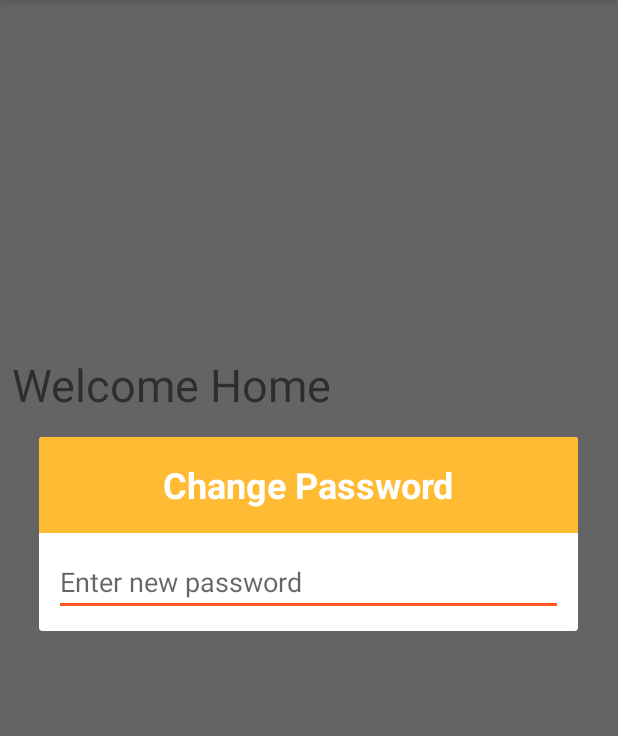
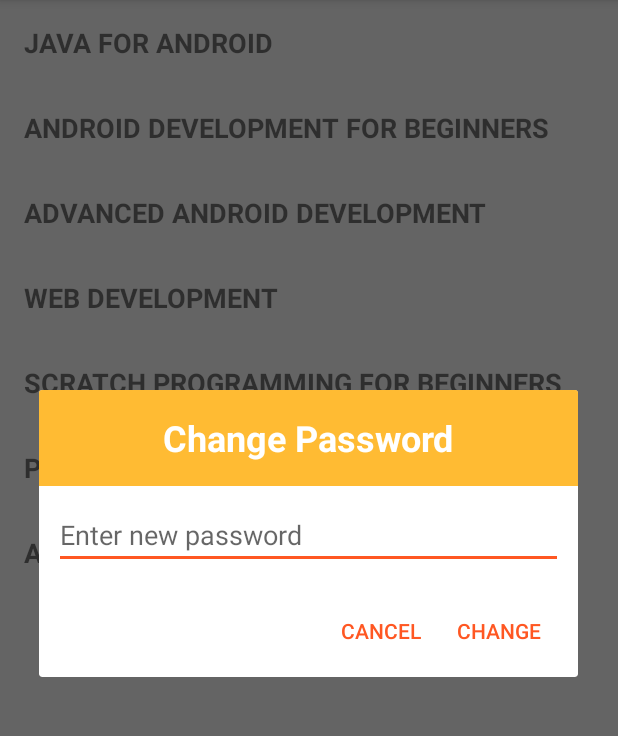
Before and after one commit to Mefitihe/OmniCoders, an Android app: the HomeActivity screen opened directly, with no data from a screen before it, in the options menu, after a tap on "Change Password", on a phone screen of 412 x 824 dp, the part 84-820 px from its top. Run offline under Robolectric (Android 15) with nearby library versions, the phone set to English and light mode, and no system bars.

Commit message:
RecyclerView added String Array added Toggle button added Signup layout added

```diff
--- a/app/build.gradle
+++ b/app/build.gradle
@@ -23,6 +23,7 @@ dependencies {
     implementation 'com.android.support:appcompat-v7:28.0.0'
 
     implementation "com.android.support:support-compat:28.0.0"
+    implementation 'com.android.support:recyclerview-v7:28.0.0'
 
     implementation 'com.android.support.constraint:constraint-layout:1.1.3'
     testImplementation 'junit:junit:4.12'
--- a/app/src/main/java/com/omnicoders/omnicoders/HomeActivity.java
+++ b/app/src/main/java/com/omnicoders/omnicoders/HomeActivity.java
@@ -5,19 +5,51 @@ import android.content.Intent;
 import android.os.Bundle;
 import android.support.v7.app.AlertDialog;
 import android.support.v7.app.AppCompatActivity;
+import android.support.v7.widget.LinearLayoutManager;
+import android.support.v7.widget.RecyclerView;
 import android.view.LayoutInflater;
 import android.view.Menu;
 import android.view.MenuInflater;
 import android.view.MenuItem;
 import android.view.View;
-import android.widget.Toast;
+
+import com.omnicoders.omnicoders.Utils.Utils;
 
 public class HomeActivity extends AppCompatActivity {
+
+    private RecyclerView recyclerView;
+    private RecyclerView.Adapter mAdapter;
+    private RecyclerView.LayoutManager layoutManager;
 
     @Override
     protected void onCreate(Bundle savedInstanceState) {
         super.onCreate(savedInstanceState);
+
+        //Called the theme before the layout view
+        Utils.onAppCompatActivityCreateSetTheme(this);
         setContentView(R.layout.activity_home);
+
+        //ArrayList
+
+        String[] myDataset = {"Java for Android", "Android development for beginners",
+                "Advanced Android Development", "Web Development",
+                "Scratch Programming for beginners", "Python for beginners", "Advanced Python"};
+
+
+        recyclerView = findViewById(R.id.rv);
+
+        // use this setting to improve performance if you know that changes
+        // in content do not change the layout size of the RecyclerView
+        recyclerView.setHasFixedSize(true);
+
+        // use a linear layout manager
+        layoutManager = new LinearLayoutManager(this);
+        recyclerView.setLayoutManager(layoutManager);
+
+        // specify an adapter (see also next example)
+        mAdapter = new MyAdapter(myDataset);
+        recyclerView.setAdapter(mAdapter);
+
     }
 
     @Override
@@ -48,7 +80,11 @@ public class HomeActivity extends AppCompatActivity {
 
             //Toast.makeText(getApplicationContext(), "ChangePass Selected", Toast.LENGTH_SHORT).show();
         } else if (id == R.id.theme) {
-            Toast.makeText(getApplicationContext(), "Theme Selected", Toast.LENGTH_SHORT).show();
+            //Call activity as Dialog
+            Intent theme = new Intent(HomeActivity.this, ThemeActivity.class);
+            startActivity(theme);
+
+            //Toast.makeText(getApplicationContext(), "Theme Selected", Toast.LENGTH_SHORT).show();
         } else if (id == R.id.logout) {
             Intent i = new Intent(getApplicationContext(), LoginActivity.class);
             startActivity(i);
@@ -68,23 +104,23 @@ public class HomeActivity extends AppCompatActivity {
         LayoutInflater inflater = this.getLayoutInflater();
         final View dialgogView = inflater.inflate(R.layout.activity_change_pass, null);
         builder.setView(dialgogView);
-        //3. Create alert dialog
-        final AlertDialog dialog = builder.create();
-        //4. add action buttons
+
+        //3. add action buttons
         builder.setPositiveButton(R.string.change, new DialogInterface.OnClickListener() {
             @Override
-            public void onClick(DialogInterface dialogInterface, int i) {
+            public void onClick(DialogInterface dialog, int whichButton) {
                 //TODO add some code here
             }
         });
 
         builder.setNegativeButton(R.string.cancel, new DialogInterface.OnClickListener() {
             @Override
-            public void onClick(DialogInterface dialogInterface, int i) {
+            public void onClick(DialogInterface dialog, int wichButton) {
                 dialog.dismiss();
             }
         });
-
+        //4. Create alert dialog
+        final AlertDialog dialog = builder.create();
         //5.show dialog
         dialog.show();
 
--- /dev/null
+++ b/app/src/main/java/com/omnicoders/omnicoders/MyAdapter.java
@@ -0,0 +1,57 @@
+package com.omnicoders.omnicoders;
+
+import android.support.v7.widget.RecyclerView;
+import android.view.LayoutInflater;
+import android.view.View;
+import android.view.ViewGroup;
+import android.widget.TextView;
+
+public class MyAdapter extends RecyclerView.Adapter<MyAdapter.MyViewHolder> {
+    private String[] mDataset;
+
+    // Provide a suitable constructor (depends on the kind of dataset)
+    public MyAdapter(String[] myDataset) {
+        mDataset = myDataset;
+    }
+
+    // Create new views (invoked by the layout manager)
+    @Override
+    public MyAdapter.MyViewHolder onCreateViewHolder(ViewGroup parent,
+                                                     int viewType) {
+        // create a new view
+        View view = LayoutInflater.from(parent.getContext())
+                .inflate(R.layout.single_item_view, parent, false);
+
+        MyViewHolder vh = new MyViewHolder(view);
+        return vh;
+    }
+
+    // Replace the contents of a view (invoked by the layout manager)
+    @Override
+    public void onBindViewHolder(MyViewHolder holder, int position) {
+        // - get element from your dataset at this position
+        // - replace the contents of the view with that element
+        holder.textView.setText(mDataset[position].toUpperCase());
+
+    }
+
+    // Return the size of your dataset (invoked by the layout manager)
+    @Override
+    public int getItemCount() {
+        return mDataset.length;
+    }
+
+    // Provide a reference to the views for each data item
+    // Complex data items may need more than one view per item, and
+    // you provide access to all the views for a data item in a view holder
+    public static class MyViewHolder extends RecyclerView.ViewHolder {
+        // each data item is just a string in this case
+        public TextView textView;
+
+        public MyViewHolder(View itemView) {
+            super(itemView);
+            //find textWidget by id
+            textView = itemView.findViewById(R.id.txt_view);
+        }
+    }
+}
--- /dev/null
+++ b/app/src/main/java/com/omnicoders/omnicoders/Utils/Utils.java
@@ -0,0 +1,50 @@
+package com.omnicoders.omnicoders.Utils;
+
+import android.content.Intent;
+import android.support.v7.app.AppCompatActivity;
+
+import com.omnicoders.omnicoders.R;
+
+public class Utils {
+
+    //Declares constants
+
+    public final static int THEME_DEFAULT = 0;
+    public final static int THEME_NIGHT = 1;
+    public final static int THEME_DAY = 2;
+    private static int mTheme;
+    /*
+     * Set the theme of the activity
+     */
+
+    public static void changeTheme(AppCompatActivity appCompatActivity, int theme) {
+        mTheme = theme;
+        appCompatActivity.finish();
+        appCompatActivity.startActivity(new Intent(appCompatActivity, appCompatActivity.getClass()));
+
+
+    }
+
+    /*
+     * Set the theme of the activity, according to the configuration
+     */
+
+    public static void onAppCompatActivityCreateSetTheme(AppCompatActivity appCompatActivity) {
+
+        switch (mTheme) {
+
+            default:
+            case THEME_DEFAULT:
+                appCompatActivity.setTheme(R.style.AppTheme);
+                break;
+
+            case THEME_NIGHT:
+                appCompatActivity.setTheme(R.style.DayNight);
+                break;
+
+            case THEME_DAY:
+                appCompatActivity.setTheme(R.style.DayLight);
+                break;
+        }
+    }
+}
--- a/app/src/main/res/drawable/ic_notifications.xml
+++ b/app/src/main/res/drawable/ic_notifications.xml
@@ -4,6 +4,6 @@
     android:viewportWidth="24.0"
     android:viewportHeight="24.0">
     <path
-        android:fillColor="#F44336"
+        android:fillColor="#FFF"
         android:pathData="M7.58,4.08L6.15,2.65C3.75,4.48 2.17,7.3 2.03,10.5h2c0.15,-2.65 1.51,-4.97 3.55,-6.42zM19.97,10.5h2c-0.15,-3.2 -1.73,-6.02 -4.12,-7.85l-1.42,1.43c2.02,1.45 3.39,3.77 3.54,6.42zM18,11c0,-3.07 -1.64,-5.64 -4.5,-6.32L13.5,4c0,-0.83 -0.67,-1.5 -1.5,-1.5s-1.5,0.67 -1.5,1.5v0.68C7.63,5.36 6,7.92 6,11v5l-2,2v1h16v-1l-2,-2v-5zM12,22c0.14,0 0.27,-0.01 0.4,-0.04 0.65,-0.14 1.18,-0.58 1.44,-1.18 0.1,-0.24 0.15,-0.5 0.15,-0.78h-4c0.01,1.1 0.9,2 2.01,2z" />
 </vector>
--- a/app/src/main/res/layout/activity_home.xml
+++ b/app/src/main/res/layout/activity_home.xml
@@ -1,25 +1,9 @@
 <?xml version="1.0" encoding="utf-8"?>
-<android.support.constraint.ConstraintLayout xmlns:android="http://schemas.android.com/apk/res/android"
-    xmlns:app="http://schemas.android.com/apk/res-auto"
-    xmlns:tools="http://schemas.android.com/tools"
+<android.support.v7.widget.RecyclerView xmlns:android="http://schemas.android.com/apk/res/android"
     android:layout_width="match_parent"
     android:layout_height="match_parent"
-    tools:context=".HomeActivity">
+    android:id="@+id/rv"
+    android:background="@android:drawable/list_selector_background">
 
 
-    <TextView
-        android:id="@+id/textView"
-        android:layout_width="0dp"
-        android:layout_height="wrap_content"
-        android:layout_marginStart="8dp"
-        android:layout_marginLeft="8dp"
-        android:layout_marginTop="236dp"
-        android:layout_marginEnd="8dp"
-        android:layout_marginRight="8dp"
-        android:text="Welcome Home"
-        android:textSize="30sp"
-        app:layout_constraintEnd_toEndOf="parent"
-        app:layout_constraintHorizontal_bias="1.0"
-        app:layout_constraintStart_toStartOf="parent"
-        app:layout_constraintTop_toTopOf="parent" />
-</android.support.constraint.ConstraintLayout>
+</android.support.v7.widget.RecyclerView>
--- /dev/null
+++ b/app/src/main/res/layout/single_item_view.xml
@@ -0,0 +1,16 @@
+<?xml version="1.0" encoding="utf-8"?>
+<LinearLayout xmlns:android="http://schemas.android.com/apk/res/android"
+    android:layout_width="match_parent"
+    android:layout_height="wrap_content"
+    android:orientation="vertical"
+    android:padding="16dp">
+
+    <TextView
+        android:id="@+id/txt_view"
+        android:layout_width="match_parent"
+        android:layout_height="wrap_content"
+        android:text="Single item view"
+        android:textSize="18sp"
+        android:textStyle="bold" />
+
+</LinearLayout>
--- a/app/src/main/res/values/colors.xml
+++ b/app/src/main/res/values/colors.xml
@@ -3,7 +3,7 @@
     <color name="colorPrimary">#FF5722</color>
     <color name="colorPrimaryDark">#B92E02</color>
     <color name="colorAccent">#FF5722</color>
-    <color name="colorRed">#FFFFBB33</color>
+    <color name="colorRed">#E91E63</color>
     <color name="colorWhite">#FFFFFF</color>
     <color name="colorYellow">#FFFFBB33</color>
 
--- a/app/src/main/res/values/styles.xml
+++ b/app/src/main/res/values/styles.xml
@@ -8,4 +8,16 @@
         <item name="colorAccent">@color/colorAccent</item>
     </style>
 
+    <!-- Daylight theme -->
+    <style name="DayLight" parent="Theme.AppCompat.DayNight">
+        <item name="android:textColor">#00FF00</item>
+
+    </style>
+
+    <!-- DayNight mode theme -->
+    <style name="DayNight" parent="Theme.AppCompat.DayNight">
+        <item name="android:textColor">#0000F0</item>
+
+    </style>
+
 </resources>
```
Also changed, not shown: app/src/main/AndroidManifest.xml (+6 -6 lines), app/src/main/java/com/omnicoders/omnicoders/LoginActivity.java (+10 -0 lines), app/src/main/java/com/omnicoders/omnicoders/SignupActivity.java (added, +13 -0 lines), app/src/main/java/com/omnicoders/omnicoders/ThemeActivity.java (added, +69 -0 lines), app/src/main/res/layout/activity_signup.xml (added, +81 -0 lines), app/src/main/res/layout/activity_theme.xml (added, +96 -0 lines), app/src/main/res/values/strings.xml (+14 -0 lines).
